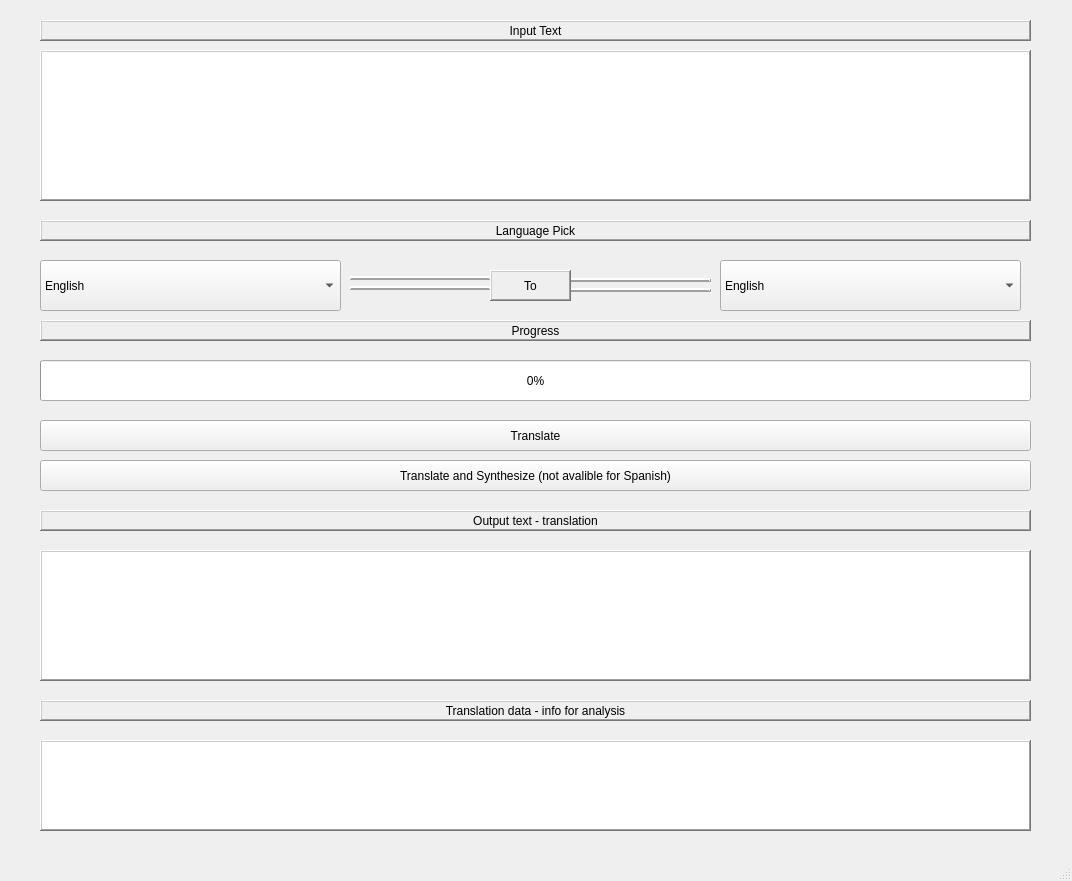
Old version of the form UI/main_window.ui in the repository JacobeCode/Voice-Translator.
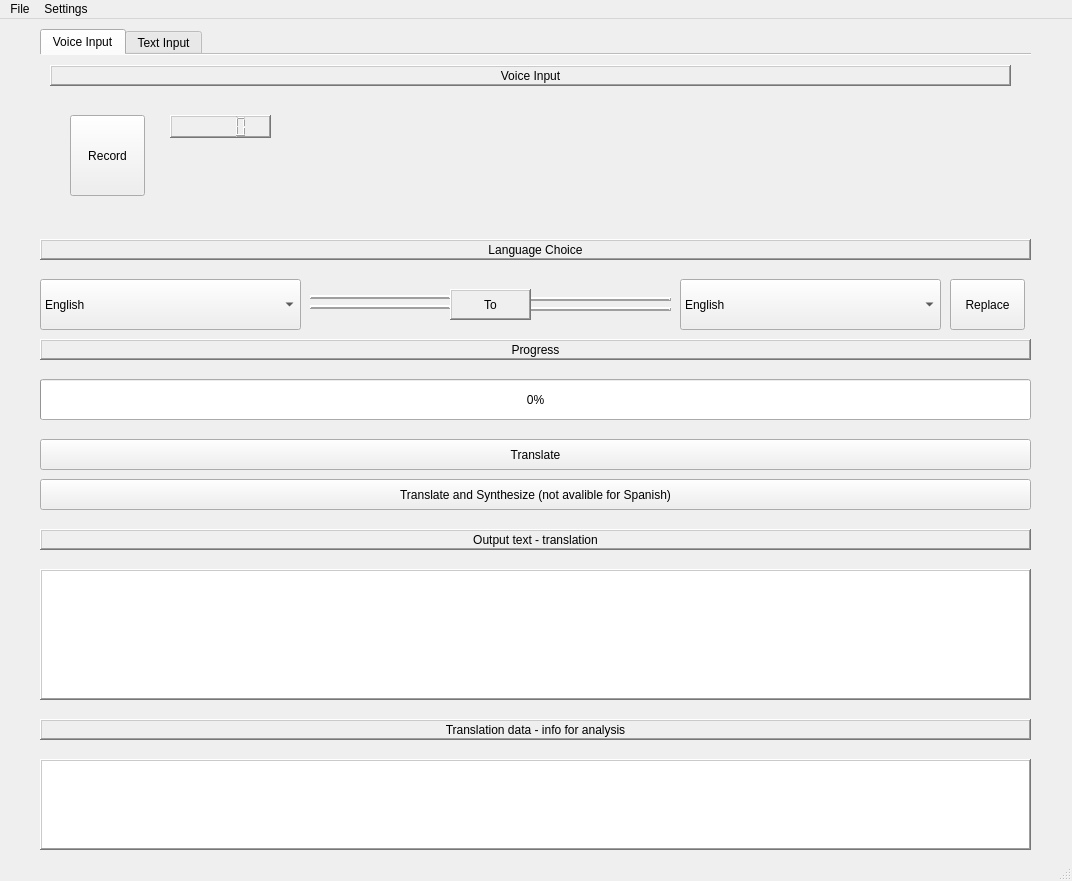
New version of the form. The open tabs and pages were chosen to show the change.

Commit message: Updated YAML file, removed files from EasyNMT. Added params for settings and functions for UI operations.

The edit to the form file:
```diff
--- a/UI/main_window.ui
+++ b/UI/main_window.ui
@@ -36,23 +36,7 @@
      <number>0</number>
     </property>
    </widget>
-   <widget class="QTextEdit" name="textEdit">
-    <property name="geometry">
-     <rect>
-      <x>40</x>
-      <y>50</y>
-      <width>991</width>
-      <height>151</height>
-     </rect>
-    </property>
-    <property name="frameShape">
-     <enum>QFrame::WinPanel</enum>
-    </property>
-    <property name="frameShadow">
-     <enum>QFrame::Raised</enum>
-    </property>
-   </widget>
-   <widget class="QTextEdit" name="textEdit_2">
+   <widget class="QTextEdit" name="output_text_edit">
     <property name="geometry">
      <rect>
       <x>40</x>
@@ -89,7 +73,7 @@
      <rect>
       <x>40</x>
       <y>260</y>
-      <width>301</width>
+      <width>261</width>
       <height>51</height>
      </rect>
     </property>
@@ -112,9 +96,9 @@
    <widget class="QComboBox" name="comboBox_2">
     <property name="geometry">
      <rect>
-      <x>720</x>
+      <x>680</x>
       <y>260</y>
-      <width>301</width>
+      <width>261</width>
       <height>51</height>
      </rect>
     </property>
@@ -200,29 +184,7 @@
      <set>Qt::AlignCenter</set>
     </property>
    </widget>
-   <widget class="QLabel" name="label_4">
-    <property name="geometry">
-     <rect>
-      <x>40</x>
-      <y>20</y>
-      <width>991</width>
-      <height>21</height>
-     </rect>
-    </property>
-    <property name="frameShape">
-     <enum>QFrame::WinPanel</enum>
-    </property>
-    <property name="frameShadow">
-     <enum>QFrame::Raised</enum>
-    </property>
-    <property name="text">
-     <string>Input Text</string>
-    </property>
-    <property name="alignment">
-     <set>Qt::AlignCenter</set>
-    </property>
-   </widget>
-   <widget class="QLabel" name="label_5">
+   <widget class="QLabel" name="language_choice_label">
     <property name="geometry">
      <rect>
       <x>40</x>
@@ -238,7 +200,7 @@
      <enum>QFrame::Raised</enum>
     </property>
     <property name="text">
-     <string>Language Pick</string>
+     <string>Language Choice</string>
     </property>
     <property name="alignment">
      <set>Qt::AlignCenter</set>
@@ -247,7 +209,7 @@
    <widget class="Line" name="line">
     <property name="geometry">
      <rect>
-      <x>350</x>
+      <x>310</x>
       <y>280</y>
       <width>141</width>
       <height>16</height>
@@ -266,7 +228,7 @@
    <widget class="Line" name="line_2">
     <property name="geometry">
      <rect>
-      <x>350</x>
+      <x>310</x>
       <y>270</y>
       <width>141</width>
       <height>16</height>
@@ -285,7 +247,7 @@
    <widget class="Line" name="line_3">
     <property name="geometry">
      <rect>
-      <x>570</x>
+      <x>530</x>
       <y>280</y>
       <width>141</width>
       <height>20</height>
@@ -304,7 +266,7 @@
    <widget class="Line" name="line_4">
     <property name="geometry">
      <rect>
-      <x>570</x>
+      <x>530</x>
       <y>270</y>
       <width>141</width>
       <height>20</height>
@@ -323,7 +285,7 @@
    <widget class="QLabel" name="label_6">
     <property name="geometry">
      <rect>
-      <x>510</x>
+      <x>470</x>
       <y>280</y>
       <width>47</width>
       <height>13</height>
@@ -336,7 +298,7 @@
    <widget class="QLabel" name="label_7">
     <property name="geometry">
      <rect>
-      <x>490</x>
+      <x>450</x>
       <y>270</y>
       <width>81</width>
       <height>31</height>
@@ -381,6 +343,161 @@
      <string>Translate and Synthesize (not avalible for Spanish)</string>
     </property>
    </widget>
+   <widget class="QTabWidget" name="input_choice_widget">
+    <property name="geometry">
+     <rect>
+      <x>40</x>
+      <y>10</y>
+      <width>991</width>
+      <height>191</height>
+     </rect>
+    </property>
+    <property name="tabPosition">
+     <enum>QTabWidget::North</enum>
+    </property>
+    <property name="tabShape">
+     <enum>QTabWidget::Rounded</enum>
+    </property>
+    <property name="currentIndex">
+     <number>1</number>
+    </property>
+    <property name="documentMode">
+     <bool>true</bool>
+    </property>
+    <property name="tabsClosable">
+     <bool>false</bool>
+    </property>
+    <property name="movable">
+     <bool>false</bool>
+    </property>
+    <property name="tabBarAutoHide">
+     <bool>false</bool>
+    </property>
+    <widget class="QWidget" name="voice_input">
+     <property name="autoFillBackground">
+      <bool>false</bool>
+     </property>
+     <attribute name="title">
+      <string>Voice Input</string>
+     </attribute>
+     <widget class="QLabel" name="input_voice_label">
+      <property name="geometry">
+       <rect>
+        <x>10</x>
+        <y>10</y>
+        <width>961</width>
+        <height>21</height>
+       </rect>
+      </property>
+      <property name="frameShape">
+       <enum>QFrame::WinPanel</enum>
+      </property>
+      <property name="frameShadow">
+       <enum>QFrame::Raised</enum>
+      </property>
+      <property name="text">
+       <string>Voice Input</string>
+      </property>
+      <property name="alignment">
+       <set>Qt::AlignCenter</set>
+      </property>
+     </widget>
+     <widget class="QPushButton" name="record_button">
+      <property name="geometry">
+       <rect>
+        <x>30</x>
+        <y>60</y>
+        <width>75</width>
+        <height>81</height>
+       </rect>
+      </property>
+      <property name="text">
+       <string>Record</string>
+      </property>
+     </widget>
+     <widget class="QLCDNumber" name="timer_of_recording">
+      <property name="geometry">
+       <rect>
+        <x>130</x>
+        <y>60</y>
+        <width>101</width>
+        <height>23</height>
+       </rect>
+      </property>
+      <property name="frameShape">
+       <enum>QFrame::WinPanel</enum>
+      </property>
+      <property name="smallDecimalPoint">
+       <bool>false</bool>
+      </property>
+      <property name="mode">
+       <enum>QLCDNumber::Dec</enum>
+      </property>
+      <property name="segmentStyle">
+       <enum>QLCDNumber::Outline</enum>
+      </property>
+     </widget>
+    </widget>
+    <widget class="QWidget" name="text_input" native="true">
+     <property name="enabled">
+      <bool>true</bool>
+     </property>
+     <attribute name="title">
+      <string>Text Input</string>
+     </attribute>
+     <widget class="QLabel" name="input_text_label">
+      <property name="geometry">
+       <rect>
+        <x>10</x>
+        <y>10</y>
+        <width>961</width>
+        <height>21</height>
+       </rect>
+      </property>
+      <property name="frameShape">
+       <enum>QFrame::WinPanel</enum>
+      </property>
+      <property name="frameShadow">
+       <enum>QFrame::Raised</enum>
+      </property>
+      <property name="text">
+       <string>Input Text</string>
+      </property>
+      <property name="alignment">
+       <set>Qt::AlignCenter</set>
+      </property>
+     </widget>
+     <widget class="QTextEdit" name="input_text_line_edit">
+      <property name="geometry">
+       <rect>
+        <x>10</x>
+        <y>40</y>
+        <width>961</width>
+        <height>121</height>
+       </rect>
+      </property>
+      <property name="frameShape">
+       <enum>QFrame::WinPanel</enum>
+      </property>
+      <property name="frameShadow">
+       <enum>QFrame::Raised</enum>
+      </property>
+     </widget>
+    </widget>
+   </widget>
+   <widget class="QPushButton" name="replace_button">
+    <property name="geometry">
+     <rect>
+      <x>950</x>
+      <y>260</y>
+      <width>75</width>
+      <height>51</height>
+     </rect>
+    </property>
+    <property name="text">
+     <string>Replace</string>
+    </property>
+   </widget>
   </widget>
   <widget class="QMenuBar" name="menubar">
    <property name="geometry">
@@ -391,6 +508,23 @@
      <height>21</height>
     </rect>
    </property>
+   <widget class="QMenu" name="menuFile">
+    <property name="title">
+     <string>File</string>
+    </property>
+    <addaction name="actionImport"/>
+    <addaction name="actionExport"/>
+    <addaction name="actionExit"/>
+    <addaction name="separator"/>
+   </widget>
+   <widget class="QMenu" name="menuSettings">
+    <property name="title">
+     <string>Settings</string>
+    </property>
+    <addaction name="actionSynthesis_Options"/>
+   </widget>
+   <addaction name="menuFile"/>
+   <addaction name="menuSettings"/>
   </widget>
   <widget class="QStatusBar" name="statusbar"/>
  </widget>
```
Left out of the diff: 97 changed lines with no effect on the pictures. The commit also changes 10 other files.
